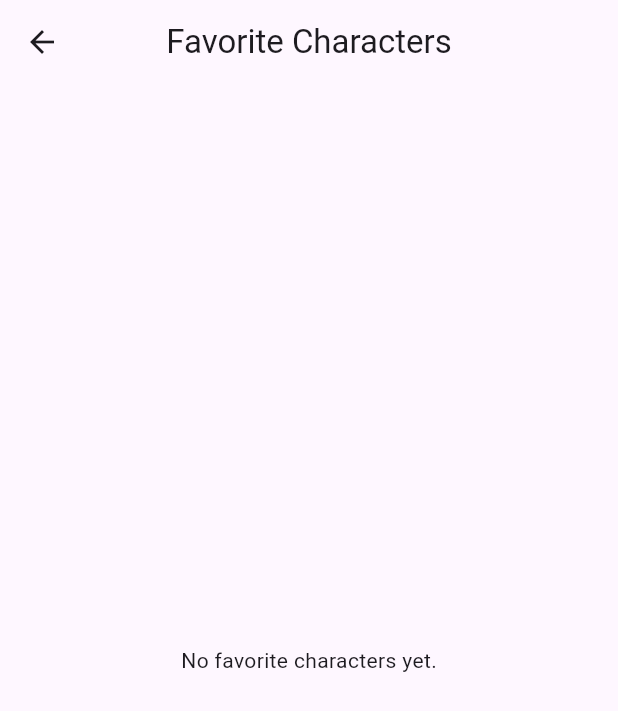
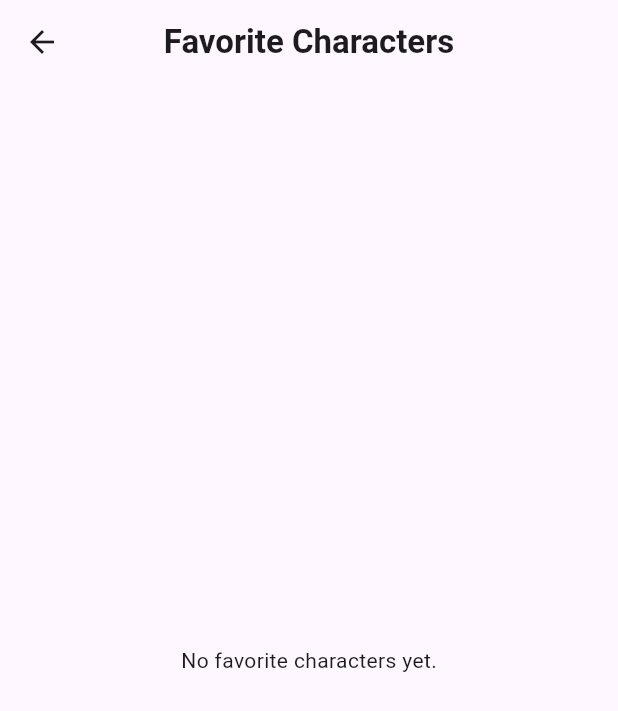
Before and after one commit to fahmiyansyah/msib7-BIGIO-Mobile-Dev---Take-Home-Challenge, a Flutter app: the FavoriteCharactersScreen screen opened directly, on a phone screen of 412 x 824 dp. Shown: the top 711 px of the screen. Run offline on Flutter 3.47's test engine with Material 3 defaults, Android fonts, the phone set to English and light mode, and no system bars; our stand-ins replace bloc, equatable, flutter_bloc; statements that could not run were skipped.

Commit message:
change ui

```diff
--- a/lib/ui/favorite_character_screen.dart
+++ b/lib/ui/favorite_character_screen.dart
@@ -1,7 +1,6 @@
 import 'package:bigio_test/ui/character_detail_screen2.dart';
 import 'package:flutter/material.dart';
 import 'package:provider/provider.dart';
-
 import '../data/provider/favorite_characters_provider.dart';
 
 class FavoriteCharactersScreen extends StatefulWidget {
@@ -17,7 +16,10 @@ class _FavoriteCharactersScreenState extends State<FavoriteCharactersScreen> {
   Widget build(BuildContext context) {
     return Scaffold(
       appBar: AppBar(
-        title: const Text('Favorite Characters'),
+        title: const Text(
+          'Favorite Characters',
+          style: TextStyle(fontWeight: FontWeight.bold),
+        ),
         centerTitle: true,
       ),
       body: Consumer<FavoriteCharactersProvider>(
```
